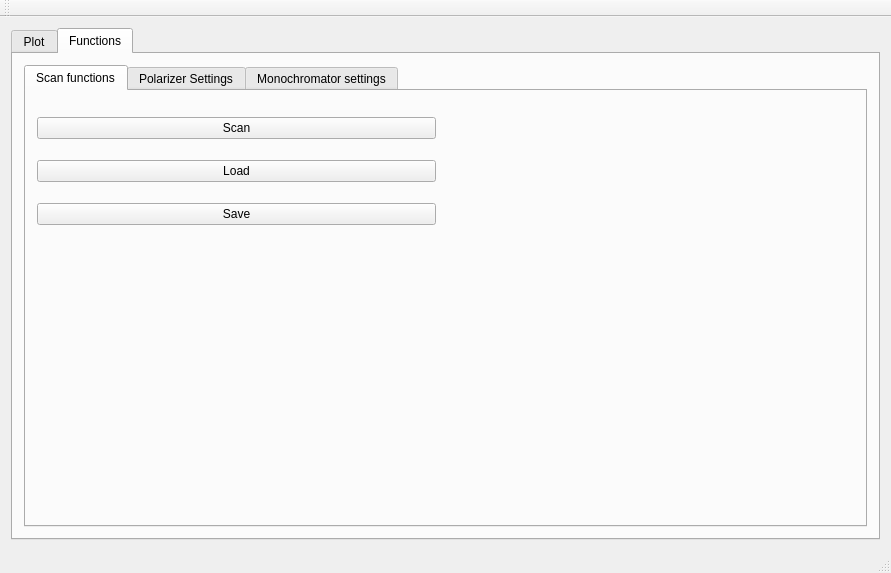
Qt form mainwindow.ui (anates/Spectro) before a commit.
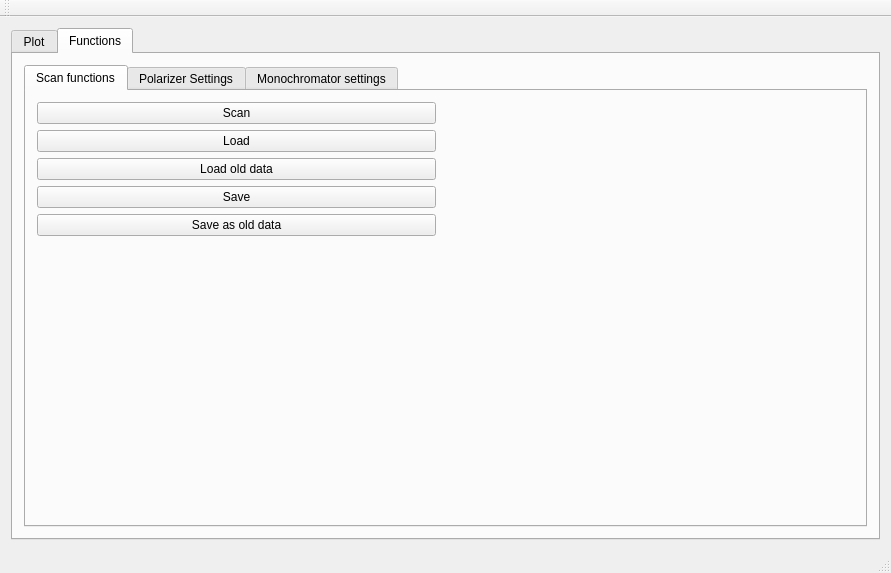
The same form after that commit. The open tabs and pages were chosen to show the change. Custom widgets are drawn as their Qt base class.

Commit message: Generic load and save hinzugefügt, automatischer Replot und Anpassung

What changed in the file:
```diff
--- a/mainwindow.ui
+++ b/mainwindow.ui
@@ -54,6 +54,13 @@
              </rect>
             </property>
             <layout class="QGridLayout" name="gridLayout_3">
+             <item row="4" column="0">
+              <widget class="QPushButton" name="saveButton">
+               <property name="text">
+                <string>Save</string>
+               </property>
+              </widget>
+             </item>
              <item row="0" column="0">
               <widget class="QPushButton" name="scanButton">
                <property name="text">
@@ -69,9 +76,16 @@
               </widget>
              </item>
              <item row="2" column="0">
-              <widget class="QPushButton" name="saveButton">
+              <widget class="QPushButton" name="loadGenericButton">
                <property name="text">
-                <string>Save</string>
+                <string>Load old data</string>
+               </property>
+              </widget>
+             </item>
+             <item row="5" column="0">
+              <widget class="QPushButton" name="saveGenericData">
+               <property name="text">
+                <string>Save as old data</string>
                </property>
               </widget>
              </item>
```
Left out of the diff: 2 changed lines with no effect on the pictures. The commit also changes 6 other files.
